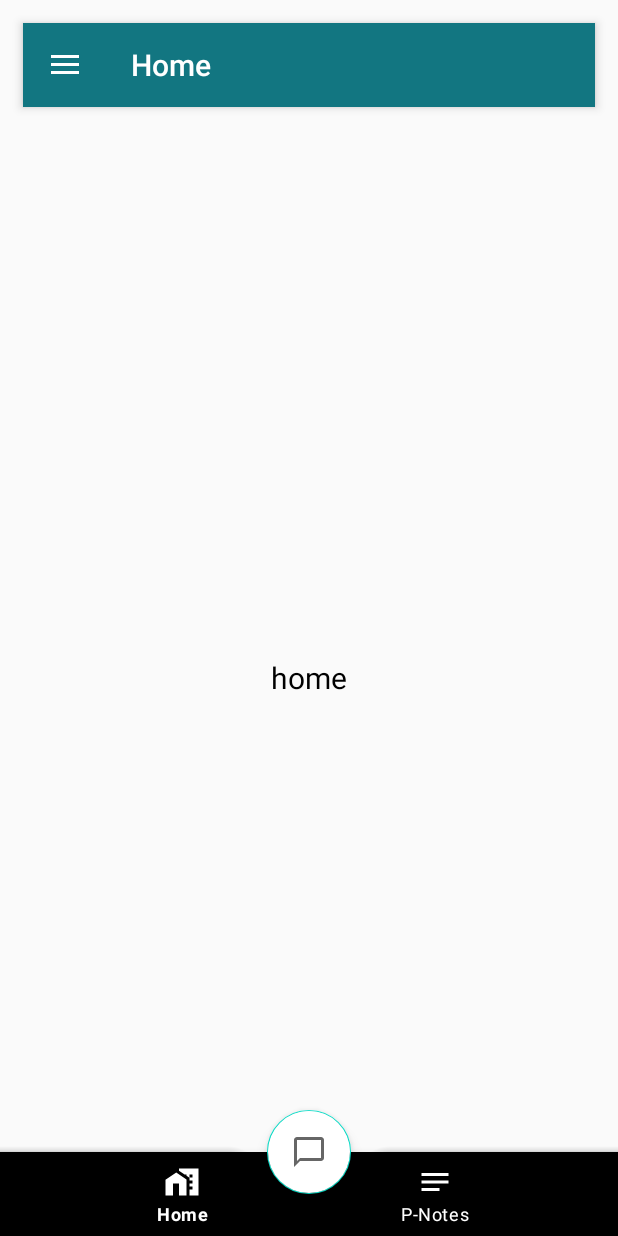
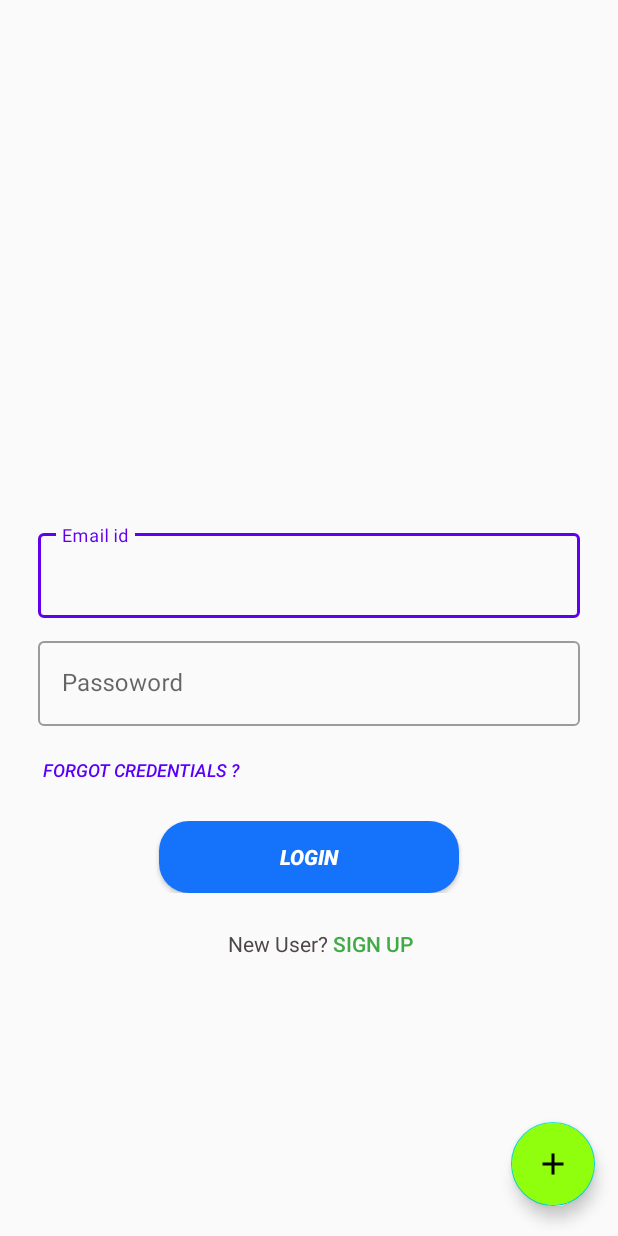
Before and after one commit to Thundersharp-in/CAdmin, an Android app: the screen it shows after launch (MainActivity before the commit, Login_reg after it), on a phone screen of 412 x 824 dp. Run offline under Robolectric (Android 15) with nearby library versions, the phone set to English and light mode, and no system bars; our stand-ins replace Firebase (no records; nobody signed in at launch, a user with empty details on screens opened directly).

Commit message:
multiple sections updated

```diff
--- /dev/null
+++ b/app/src/main/java/com/thundersharp/cadmin/ui/activity/Login_reg.java
@@ -0,0 +1,27 @@
+package com.thundersharp.cadmin.ui.activity;
+
+import androidx.appcompat.app.AppCompatActivity;
+import androidx.fragment.app.FragmentManager;
+import androidx.fragment.app.FragmentTransaction;
+
+import android.os.Bundle;
+import android.widget.FrameLayout;
+
+import com.thundersharp.cadmin.R;
+import com.thundersharp.cadmin.ui.fragment.loginFragment;
+
+public class Login_reg extends AppCompatActivity {
+
+    FrameLayout frameLayout;
+
+    @Override
+    public void onCreate(Bundle savedInstanceState) {
+        super.onCreate(savedInstanceState);
+        setContentView(R.layout.activity_login_reg);
+
+        frameLayout = findViewById(R.id.containerlog);
+        loginFragment loginFragment = new loginFragment();
+
+        getSupportFragmentManager().beginTransaction().replace(R.id.containerlog,loginFragment).commit();
+    }
+}
--- a/app/src/main/java/com/thundersharp/cadmin/ui/fragment/loginFragment.java
+++ b/app/src/main/java/com/thundersharp/cadmin/ui/fragment/loginFragment.java
@@ -50,7 +50,7 @@ public class loginFragment extends Fragment {
                 .requestIdToken(getString(R.string.default_web_client_id))
                 .requestEmail()
                 .build();
-        loginWith(email,password);
+        //loginWith(email,password);
 
 
         return view;
--- /dev/null
+++ b/app/src/main/java/com/thundersharp/cadmin/ui/startup/Startup.java
@@ -0,0 +1,28 @@
+package com.thundersharp.cadmin.ui.startup;
+
+import androidx.appcompat.app.AppCompatActivity;
+
+import android.content.Intent;
+import android.os.Bundle;
+import android.os.Handler;
+
+import com.facebook.login.Login;
+import com.thundersharp.cadmin.R;
+import com.thundersharp.cadmin.ui.activity.Login_reg;
+
+public class Startup extends AppCompatActivity {
+
+    @Override
+    protected void onCreate(Bundle savedInstanceState) {
+        super.onCreate(savedInstanceState);
+        setContentView(R.layout.activity_startup);
+
+        new Handler().postDelayed(new Runnable() {
+            @Override
+            public void run() {
+                startActivity(new Intent(Startup.this, Login_reg.class));
+                finish();
+            }
+        },500);
+    }
+}
--- /dev/null
+++ b/app/src/main/res/layout/activity_login_reg.xml
@@ -0,0 +1,14 @@
+<?xml version="1.0" encoding="utf-8"?>
+<RelativeLayout xmlns:android="http://schemas.android.com/apk/res/android"
+    xmlns:app="http://schemas.android.com/apk/res-auto"
+    xmlns:tools="http://schemas.android.com/tools"
+    android:layout_width="match_parent"
+    android:layout_height="match_parent"
+    tools:context=".ui.activity.Login_reg">
+
+    <FrameLayout
+        android:layout_width="match_parent"
+        android:layout_height="match_parent"
+        android:id="@+id/containerlog"/>
+
+</RelativeLayout>
```
Also changed, not shown: app/src/main/AndroidManifest.xml (+22 -17 lines), app/src/main/res/layout/activity_startup.xml (added, +9 -0 lines).
